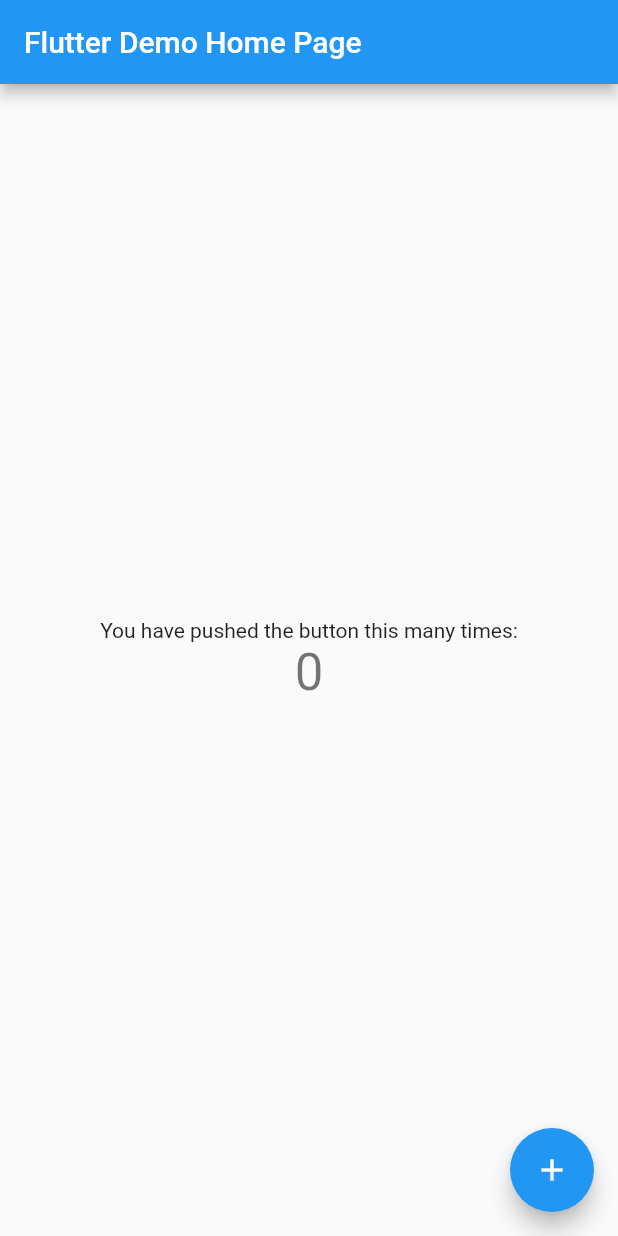
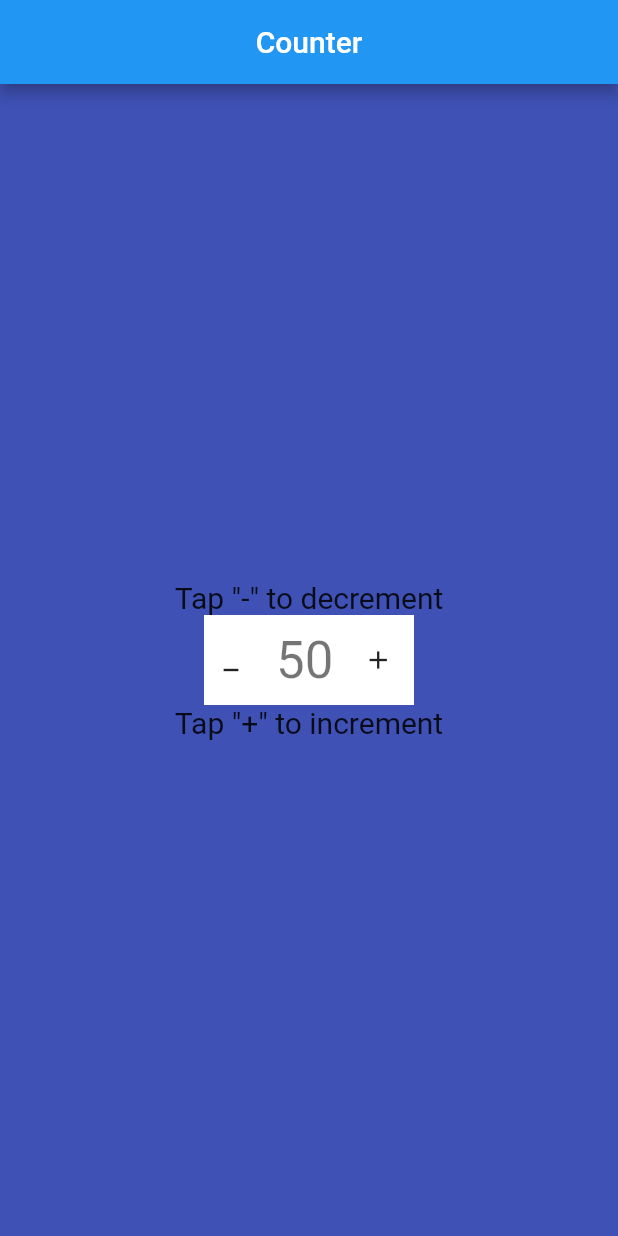
Before and after one commit to vik2573/flutter_home_app, a Flutter app: the screen it shows after launch, on a phone screen of 412 x 824 dp. Run offline on Flutter 3.47's test engine with Material 2 defaults, Android fonts, the phone set to English and light mode, and no system bars.

Commit message:
My App commit

```diff
--- a/lib/main.dart
+++ b/lib/main.dart
@@ -1,43 +1,29 @@
 import 'package:flutter/material.dart';
 
-void main() {
-  runApp(MyApp());
-}
+void main() => runApp(MyApp());
 
 class MyApp extends StatelessWidget {
-  // This widget is the root of your application.
   @override
   Widget build(BuildContext context) {
     return MaterialApp(
-      title: 'Flutter Demo',
-      theme: ThemeData(
-        // This is the theme of your application.
-        //
-        // Try running your application with "flutter run". You'll see the
-        // application has a blue toolbar. Then, without quitting the app, try
-        // changing the primarySwatch below to Colors.green and then invoke
-        // "hot reload" (press "r" in the console where you ran "flutter run",
-        // or simply save your changes to "hot reload" in a Flutter IDE).
-        // Notice that the counter didn't reset back to zero; the application
-        // is not restarted.
-        primarySwatch: Colors.blue,
+      title: "Counter",
+      home: Scaffold(
+          appBar: AppBar(
+            // backgroundColor: Colors.indigo,
+            title: Text("Counter"),
+            centerTitle: true,
           ),
-      home: MyHomePage(title: 'Flutter Demo Home Page'),
+          body: Center(
+            child: MyHomePage(
+              title: '',
+            ),
+          )),
     );
   }
 }
 
 class MyHomePage extends StatefulWidget {
   MyHomePage({Key? key, required this.title}) : super(key: key);
-
-  // This widget is the home page of your application. It is stateful, meaning
-  // that it has a State object (defined below) that contains fields that affect
-  // how it looks.
-
-  // This class is the configuration for the state. It holds the values (in this
-  // case the title) provided by the parent (in this case the App widget) and
-  // used by the build method of the State. Fields in a Widget subclass are
-  // always marked "final".
 
   final String title;
 
@@ -46,68 +32,73 @@
 }
 
 class _MyHomePageState extends State<MyHomePage> {
-  int _counter = 0;
+  int _counter = 50;
 
   void _incrementCounter() {
     setState(() {
-      // This call to setState tells the Flutter framework that something has
-      // changed in this State, which causes it to rerun the build method below
-      // so that the display can reflect the updated values. If we changed
-      // _counter without calling setState(), then the build method would not be
-      // called again, and so nothing would appear to happen.
       _counter++;
+    });
+  }
+
+  void _decrementCounter() {
+    setState(() {
+      _counter--;
     });
   }
 
   @override
   Widget build(BuildContext context) {
-    // This method is rerun every time setState is called, for instance as done
-    // by the _incrementCounter method above.
-    //
-    // The Flutter framework has been optimized to make rerunning build methods
-    // fast, so that you can just rebuild anything that needs updating rather
-    // than having to individually change instances of widgets.
     return Scaffold(
-      appBar: AppBar(
-        // Here we take the value from the MyHomePage object that was created by
-        // the App.build method, and use it to set our appbar title.
-        title: Text(widget.title),
-      ),
+      backgroundColor: Colors.indigo,
+
       body: Center(
         // Center is a layout widget. It takes a single child and positions it
         // in the middle of the parent.
+        child: Container(
           child: Column(
-          // Column is also a layout widget. It takes a list of children and
-          // arranges them vertically. By default, it sizes itself to fit its
-          // children horizontally, and tries to be as tall as its parent.
-          //
-          // Invoke "debug painting" (press "p" in the console, choose the
-          // "Toggle Debug Paint" action from the Flutter Inspector in Android
-          // Studio, or the "Toggle Debug Paint" command in Visual Studio Code)
-          // to see the wireframe for each widget.
-          //
-          // Column has various properties to control how it sizes itself and
-          // how it positions its children. Here we use mainAxisAlignment to
-          // center the children vertically; the main axis here is the vertical
-          // axis because Columns are vertical (the cross axis would be
-          // horizontal).
             mainAxisAlignment: MainAxisAlignment.center,
             children: <Widget>[
               Text(
-              'You have pushed the button this many times:',
+                'Tap "-" to decrement',
+                style: TextStyle(fontSize: 20),
+              ),
+              Container(
+                color: Colors.white,
+                width: 140,
+                height: 60,
+                child: Row(
+                  children: [
+                    IconButton(
+                      iconSize: 20,
+                      alignment: Alignment.centerLeft,
+                      onPressed: _decrementCounter,
+                      tooltip: 'Decrement',
+                      icon: Icon(Icons.minimize),
                     ),
                     Text(
                       '$_counter',
                       style: Theme.of(context).textTheme.headline4,
                     ),
+                    IconButton(
+                      iconSize: 20,
+                      alignment: Alignment.centerRight,
+                      onPressed: _incrementCounter,
+                      tooltip: 'Increment',
+                      icon: Icon(Icons.add),
+                    ),
                   ],
                 ),
               ),
-      floatingActionButton: FloatingActionButton(
-        onPressed: _incrementCounter,
-        tooltip: 'Increment',
-        child: Icon(Icons.add),
-      ), // This trailing comma makes auto-formatting nicer for build methods.
+              Text(
+                'Tap "+" to increment',
+                style: TextStyle(fontSize: 20),
+              ),
+            ],
+          ),
+        ),
+      ),
+
+      // This trailing comma makes auto-formatting nicer for build methods.
     );
   }
 }
```
Lines whose indentation alone changed are shown as unchanged.
